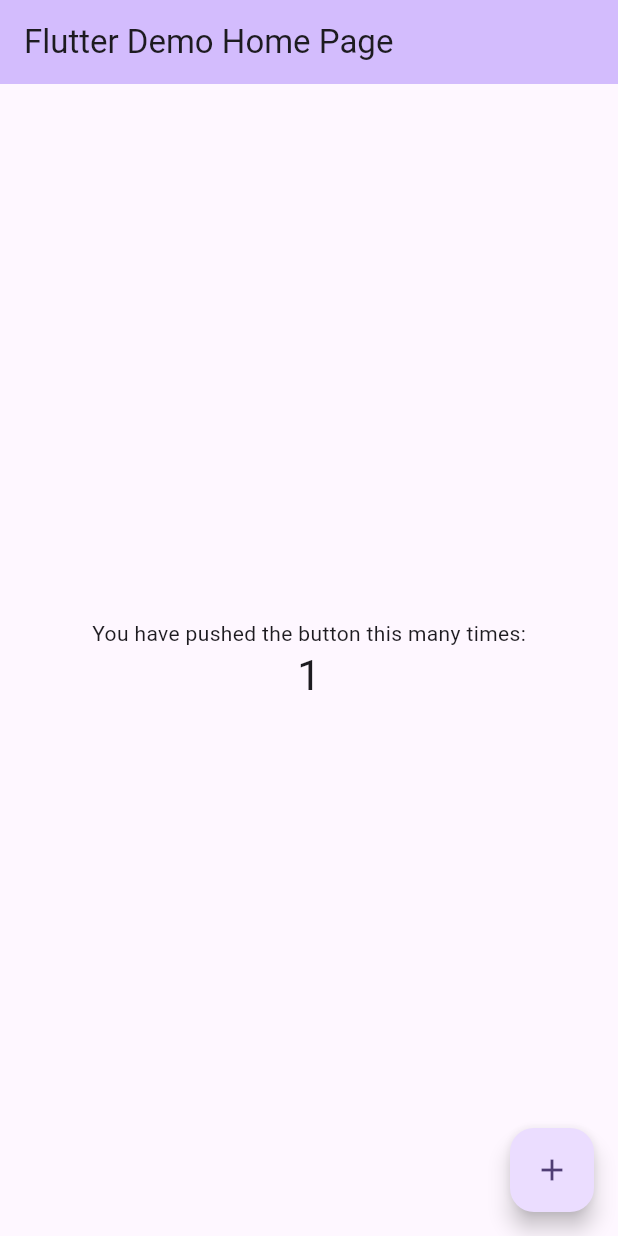
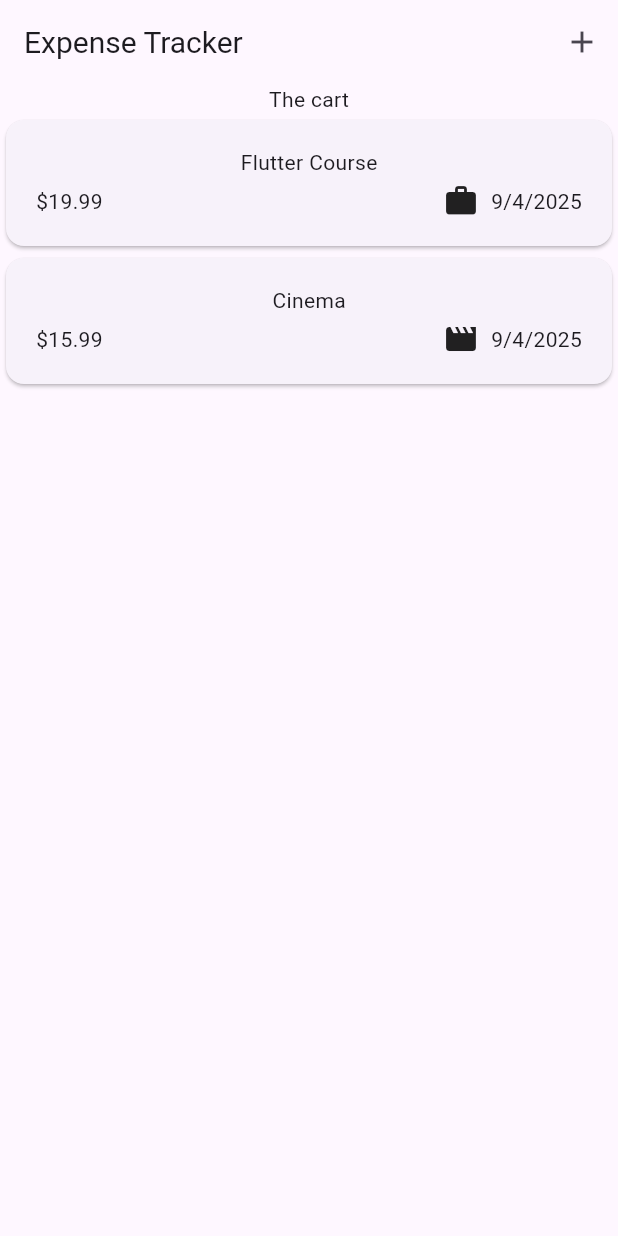
Before and after one commit to jayasaleh/expense_tracker, a Flutter app: the screen it shows after launch, after a tap on the "add" icon, on a phone screen of 412 x 824 dp. Run offline on Flutter 3.47's test engine with Material 3 defaults, Android fonts, the phone set to English and light mode, and no system bars.

Commit message:
feat: implement basic expenses list with dummy data

```diff
--- /dev/null
+++ b/lib/expenses.dart
@@ -0,0 +1,45 @@
+import 'package:expense_tracker/widgets/expenses_list.dart';
+import 'package:expense_tracker/models/expense.dart';
+import 'package:flutter/material.dart';
+
+class Expenses extends StatefulWidget {
+  const Expenses({super.key});
+
+  @override
+  State<Expenses> createState() {
+    return _ExpensesState();
+  }
+}
+
+class _ExpensesState extends State<Expenses> {
+  final List<Expense> _registeredExpenses = [
+    Expense(
+      title: 'Flutter Course',
+      amount: 19.99,
+      date: DateTime.now(),
+      category: Category.work,
+    ),
+    Expense(
+      title: 'Cinema',
+      amount: 15.99,
+      date: DateTime.now(),
+      category: Category.leisure,
+    ),
+  ];
+  @override
+  Widget build(BuildContext context) {
+    return Scaffold(
+      appBar: AppBar(
+        title: const Text('Expense Tracker', style: TextStyle(fontSize: 20)),
+
+        actions: [IconButton(icon: const Icon(Icons.add), onPressed: () => {})],
+      ),
+      body: Column(
+        children: [
+          const Text('The cart'),
+          Expanded(child: ExpensesList(expenses: _registeredExpenses)),
+        ],
+      ),
+    );
+  }
+}
--- a/lib/main.dart
+++ b/lib/main.dart
@@ -1,122 +1,12 @@
+import 'package:expense_tracker/expenses.dart';
 import 'package:flutter/material.dart';
 
 void main() {
-  runApp(const MyApp());
+  runApp(
+    MaterialApp(
+      debugShowCheckedModeBanner: false,
+      theme: ThemeData(useMaterial3: true),
+      home: const Expenses(),
+    ),
+  );
 }
-
-class MyApp extends StatelessWidget {
-  const MyApp({super.key});
-
-  // This widget is the root of your application.
-  @override
-  Widget build(BuildContext context) {
-    return MaterialApp(
-      title: 'Flutter Demo',
-      theme: ThemeData(
-        // This is the theme of your application.
-        //
-        // TRY THIS: Try running your application with "flutter run". You'll see
-        // the application has a purple toolbar. Then, without quitting the app,
-        // try changing the seedColor in the colorScheme below to Colors.green
-        // and then invoke "hot reload" (save your changes or press the "hot
-        // reload" button in a Flutter-supported IDE, or press "r" if you used
-        // the command line to start the app).
-        //
-        // Notice that the counter didn't reset back to zero; the application
-        // state is not lost during the reload. To reset the state, use hot
-        // restart instead.
-        //
-        // This works for code too, not just values: Most code changes can be
-        // tested with just a hot reload.
-        colorScheme: ColorScheme.fromSeed(seedColor: Colors.deepPurple),
-      ),
-      home: const MyHomePage(title: 'Flutter Demo Home Page'),
-    );
-  }
-}
-
-class MyHomePage extends StatefulWidget {
-  const MyHomePage({super.key, required this.title});
-
-  // This widget is the home page of your application. It is stateful, meaning
-  // that it has a State object (defined below) that contains fields that affect
-  // how it looks.
-
-  // This class is the configuration for the state. It holds the values (in this
-  // case the title) provided by the parent (in this case the App widget) and
-  // used by the build method of the State. Fields in a Widget subclass are
-  // always marked "final".
-
-  final String title;
-
-  @override
-  State<MyHomePage> createState() => _MyHomePageState();
-}
-
-class _MyHomePageState extends State<MyHomePage> {
-  int _counter = 0;
-
-  void _incrementCounter() {
-    setState(() {
-      // This call to setState tells the Flutter framework that something has
-      // changed in this State, which causes it to rerun the build method below
-      // so that the display can reflect the updated values. If we changed
-      // _counter without calling setState(), then the build method would not be
-      // called again, and so nothing would appear to happen.
-      _counter++;
-    });
-  }
-
-  @override
-  Widget build(BuildContext context) {
-    // This method is rerun every time setState is called, for instance as done
-    // by the _incrementCounter method above.
-    //
-    // The Flutter framework has been optimized to make rerunning build methods
-    // fast, so that you can just rebuild anything that needs updating rather
-    // than having to individually change instances of widgets.
-    return Scaffold(
-      appBar: AppBar(
-        // TRY THIS: Try changing the color here to a specific color (to
-        // Colors.amber, perhaps?) and trigger a hot reload to see the AppBar
-        // change color while the other colors stay the same.
-        backgroundColor: Theme.of(context).colorScheme.inversePrimary,
-        // Here we take the value from the MyHomePage object that was created by
-        // the App.build method, and use it to set our appbar title.
-        title: Text(widget.title),
-      ),
-      body: Center(
-        // Center is a layout widget. It takes a single child and positions it
-        // in the middle of the parent.
-        child: Column(
-          // Column is also a layout widget. It takes a list of children and
-          // arranges them vertically. By default, it sizes itself to fit its
-          // children horizontally, and tries to be as tall as its parent.
-          //
-          // Column has various properties to control how it sizes itself and
-          // how it positions its children. Here we use mainAxisAlignment to
-          // center the children vertically; the main axis here is the vertical
-          // axis because Columns are vertical (the cross axis would be
-          // horizontal).
-          //
-          // TRY THIS: Invoke "debug painting" (choose the "Toggle Debug Paint"
-          // action in the IDE, or press "p" in the console), to see the
-          // wireframe for each widget.
-          mainAxisAlignment: MainAxisAlignment.center,
-          children: <Widget>[
-            const Text('You have pushed the button this many times:'),
-            Text(
-              '$_counter',
-              style: Theme.of(context).textTheme.headlineMedium,
-            ),
-          ],
-        ),
-      ),
-      floatingActionButton: FloatingActionButton(
-        onPressed: _incrementCounter,
-        tooltip: 'Increment',
-        child: const Icon(Icons.add),
-      ), // This trailing comma makes auto-formatting nicer for build methods.
-    );
-  }
-}
--- /dev/null
+++ b/lib/models/expense.dart
@@ -0,0 +1,34 @@
+import 'package:flutter/material.dart';
+import 'package:uuid/uuid.dart';
+// ignore: depend_on_referenced_packages
+import 'package:intl/intl.dart';
+
+final formatter = DateFormat.yMd();
+const uuid = Uuid();
+
+enum Category { food, leisure, travel, work }
+
+const categoryIcons = {
+  Category.food: Icons.lunch_dining,
+  Category.leisure: Icons.movie,
+  Category.travel: Icons.flight_takeoff,
+  Category.work: Icons.work,
+};
+
+class Expense {
+  Expense({
+    required this.title,
+    required this.amount,
+    required this.date,
+    required this.category,
+  }) : id = uuid.v4();
+  final String id;
+  final String title;
+  final double amount;
+  final DateTime date;
+  final Category category; //leisure expense(category)
+
+  String get formattedDate {
+    return formatter.format(date);
+  }
+}
--- /dev/null
+++ b/lib/widgets/expense_item.dart
@@ -0,0 +1,36 @@
+import 'package:expense_tracker/models/expense.dart';
+import 'package:flutter/material.dart';
+
+class ExpenseItem extends StatelessWidget {
+  const ExpenseItem(this.expense, {super.key});
+  final Expense expense;
+  @override
+  Widget build(BuildContext context) {
+    return Card(
+      child: Padding(
+        padding: EdgeInsets.symmetric(horizontal: 20, vertical: 18),
+        child: Column(
+          children: [
+            Text(expense.title),
+            const SizedBox(height: 4),
+            Row(
+              children: [
+                Text(
+                  '\$${expense.amount.toStringAsFixed(2)}', //sama seperti 'hallo ${name} \$ untuk menampilkan string $ kedua untuk injeksi variable ke string'
+                ), //19.9922 to 19.99
+                const Spacer(), //push the next widget to the end of the row
+                Row(
+                  children: [
+                    Icon(categoryIcons[expense.category]),
+                    const SizedBox(width: 8), //jarak antara icon dan text
+                    Text(expense.formattedDate),
+                  ],
+                ),
+              ],
+            ),
+          ],
+        ),
+      ),
+    );
+  }
+}
--- /dev/null
+++ b/lib/widgets/expenses_list.dart
@@ -0,0 +1,19 @@
+import 'dart:io';
+
+import 'package:expense_tracker/models/expense.dart';
+import 'package:expense_tracker/widgets/expense_item.dart';
+import 'package:flutter/material.dart';
+
+class ExpensesList extends StatelessWidget {
+  const ExpensesList({super.key, required this.expenses});
+
+  final List<Expense> expenses;
+
+  @override
+  Widget build(BuildContext context) {
+    return ListView.builder(
+      itemCount: expenses.length,
+      itemBuilder: (ctx, index) => ExpenseItem(expenses[index]),
+    );
+  }
+}
--- a/pubspec.yaml
+++ b/pubspec.yaml
@@ -34,6 +34,8 @@ dependencies:
   # The following adds the Cupertino Icons font to your application.
   # Use with the CupertinoIcons class for iOS style icons.
   cupertino_icons: ^1.0.8
+  uuid: ^4.5.1
+  intl: ^0.20.2
 
 dev_dependencies:
   flutter_test:
```
Also changed, not shown: pubspec.lock.
